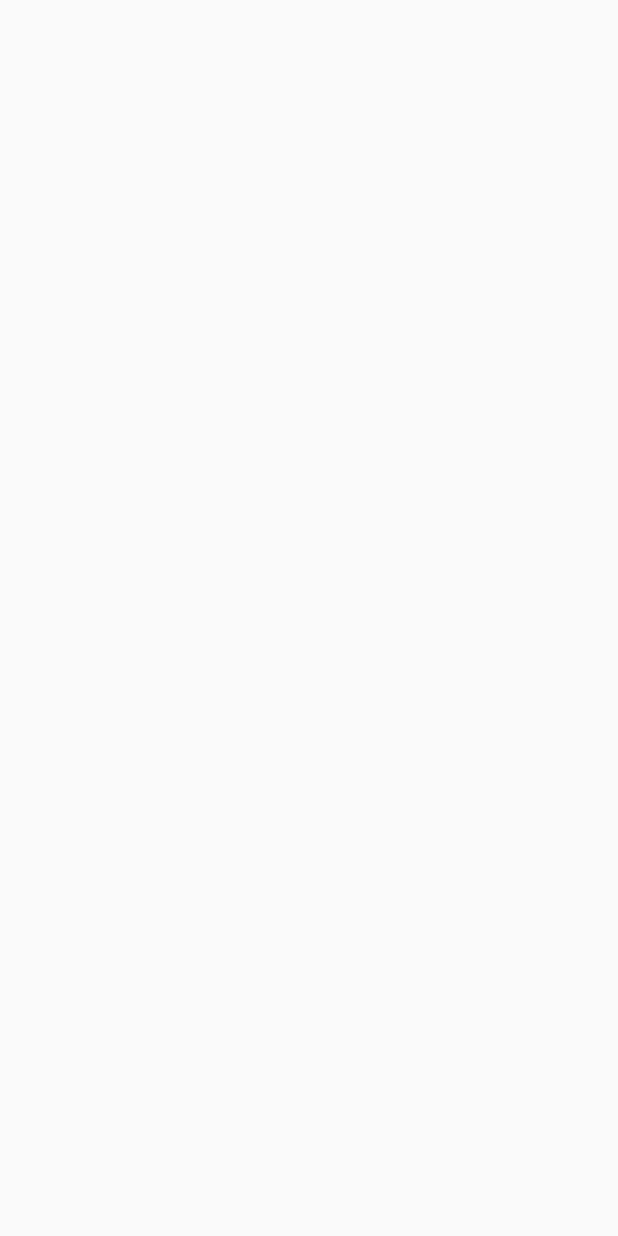
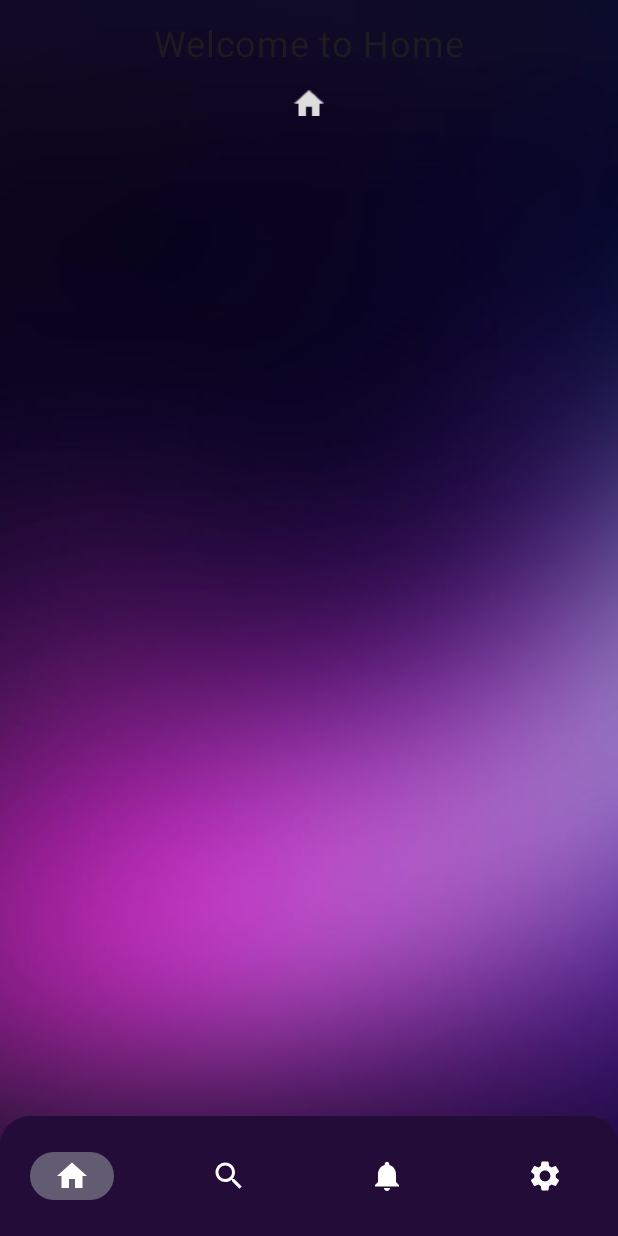
Before and after one commit to nada263204/WeatherApp, an Android app built with Jetpack Compose: the screen it shows after launch (MainActivity), on a phone screen of 412 x 824 dp. Before the commit the screen is empty. Run offline under Robolectric (Android 15) with nearby library versions, the phone set to English and light mode, and no system bars.

Commit message:
finish project theme

```diff
--- a/app/src/main/java/com/example/weatherapp/MainActivity.kt
+++ b/app/src/main/java/com/example/weatherapp/MainActivity.kt
@@ -3,22 +3,16 @@ package com.example.weatherapp
 import android.os.Bundle
 import androidx.activity.ComponentActivity
 import androidx.activity.compose.setContent
-import androidx.activity.enableEdgeToEdge
-import androidx.compose.foundation.layout.fillMaxSize
-import androidx.compose.foundation.layout.padding
-import androidx.compose.material3.Scaffold
-import androidx.compose.material3.Text
-import androidx.compose.runtime.Composable
-import androidx.compose.ui.Modifier
-import androidx.compose.ui.tooling.preview.Preview
+import com.example.weatherapp.navigations.MainScreen
 import com.example.weatherapp.ui.theme.WeatherAppTheme
 
 class MainActivity : ComponentActivity() {
     override fun onCreate(savedInstanceState: Bundle?) {
         super.onCreate(savedInstanceState)
-        enableEdgeToEdge()
         setContent {
-
+            WeatherAppTheme {
+                MainScreen()
+            }
         }
     }
 }
--- /dev/null
+++ b/app/src/main/java/com/example/weatherapp/home/HomeScreen.kt
@@ -0,0 +1,28 @@
+package com.example.weatherapp.home
+
+import androidx.compose.foundation.Image
+import androidx.compose.foundation.layout.Column
+import androidx.compose.foundation.layout.Spacer
+import androidx.compose.foundation.layout.fillMaxSize
+import androidx.compose.foundation.layout.height
+import androidx.compose.foundation.layout.padding
+import androidx.compose.material3.Text
+import androidx.compose.runtime.Composable
+import androidx.compose.ui.Alignment
+import androidx.compose.ui.Modifier
+import androidx.compose.ui.res.painterResource
+import androidx.compose.ui.unit.dp
+import androidx.compose.ui.unit.sp
+import com.example.weatherapp.R
+
+@Composable
+fun HomeScreen() {
+    Column(
+        modifier = Modifier.fillMaxSize().padding(16.dp),
+        horizontalAlignment = Alignment.CenterHorizontally
+    ) {
+        Text("Welcome to Home", fontSize = 24.sp)
+        Spacer(modifier = Modifier.height(16.dp))
+        Image(painter = painterResource(id = R.drawable.home_ic), contentDescription = "Home Image")
+    }
+}
--- /dev/null
+++ b/app/src/main/java/com/example/weatherapp/navigations/Navigations.kt
@@ -0,0 +1,109 @@
+package com.example.weatherapp.navigations
+
+import androidx.compose.foundation.Image
+import androidx.compose.foundation.layout.*
+import androidx.compose.foundation.shape.RoundedCornerShape
+import androidx.compose.material.icons.Icons
+import androidx.compose.material.icons.filled.Home
+import androidx.compose.material.icons.filled.Notifications
+import androidx.compose.material.icons.filled.Search
+import androidx.compose.material.icons.filled.Settings
+import androidx.compose.material3.*
+import androidx.compose.runtime.*
+import androidx.compose.ui.Modifier
+import androidx.compose.ui.graphics.Color
+import androidx.compose.ui.graphics.vector.ImageVector
+import androidx.compose.ui.layout.ContentScale
+import androidx.compose.ui.res.painterResource
+import androidx.compose.ui.unit.dp
+import androidx.navigation.NavHostController
+import androidx.navigation.compose.*
+import com.example.weatherapp.R
+import com.example.weatherapp.home.HomeScreen
+import com.example.weatherapp.notifications.NotificationScreen
+import com.example.weatherapp.search.SearchScreen
+import com.example.weatherapp.setting.SettingsScreen
+import com.example.weatherapp.ui.theme.purpleDark
+
+@Composable
+fun MainScreen() {
+    val navController = rememberNavController()
+
+    Scaffold(
+        bottomBar = { BottomNavigationBar(navController) }
+    ) { innerPadding ->
+        Box(modifier = Modifier.fillMaxSize()) {
+            Image(
+                painter = painterResource(id = R.drawable.background),
+                contentDescription = null,
+                modifier = Modifier.fillMaxSize(),
+                contentScale = ContentScale.Crop
+            )
+            NavHostContainer(navController, Modifier.padding(innerPadding))
+        }
+    }
+}
+
+@Composable
+fun BottomNavigationBar(navController: NavHostController) {
+    val items = listOf(
+        BottomNavItem("home", "Home", Icons.Filled.Home),
+        BottomNavItem("search", "Search", Icons.Filled.Search),
+        BottomNavItem("notification", "Notification", Icons.Filled.Notifications),
+        BottomNavItem("settings", "Settings", Icons.Filled.Settings),
+    )
+
+    val currentBackStackEntry by navController.currentBackStackEntryAsState()
+    val currentRoute = currentBackStackEntry?.destination?.route ?: "home"
+
+    Surface(
+        color = purpleDark,
+        shape = RoundedCornerShape(topStart = 20.dp, topEnd = 20.dp)
+    ) {
+        NavigationBar(
+            containerColor = Color.Transparent,
+            contentColor = Color.White
+        ) {
+            items.forEach { item ->
+                NavigationBarItem(
+                    icon = {
+                        Icon(
+                            item.icon,
+                            contentDescription = item.label
+                        )
+                    },
+                    selected = currentRoute == item.route,
+                    onClick = {
+                        if (currentRoute != item.route) {
+                            navController.navigate(item.route) {
+                                popUpTo(navController.graph.startDestinationId) { saveState = true }
+                                launchSingleTop = true
+                                restoreState = true
+                            }
+                        }
+                    },
+                    colors = NavigationBarItemDefaults.colors(
+                        selectedIconColor = MaterialTheme.colorScheme.onPrimary,
+                        unselectedIconColor = Color.White,
+                        indicatorColor = MaterialTheme.colorScheme.secondary
+                    )
+                )
+            }
+        }
+    }
+}
+
+
+
+
+@Composable
+fun NavHostContainer(navController: NavHostController, modifier: Modifier) {
+    NavHost(navController, startDestination = "home", modifier = modifier) {
+        composable("home") { HomeScreen() }
+        composable("search") { SearchScreen() }
+        composable("notification") { NotificationScreen() }
+        composable("settings") { SettingsScreen() }
+    }
+}
+
+data class BottomNavItem(val route: String, val label: String, val icon: ImageVector)
--- a/app/src/main/java/com/example/weatherapp/ui/theme/Color.kt
+++ b/app/src/main/java/com/example/weatherapp/ui/theme/Color.kt
@@ -1,11 +1,17 @@
 package com.example.weatherapp.ui.theme
 
+
 import androidx.compose.ui.graphics.Color
+
+val Purple40 = Color(0xFF6750A4)
+val purpleDark = Color(0xFF230c38)
+val PurpleGrey40 = Color(0xFF625B71)
+val Pink40 = Color(0xFF7D5260)
 
 val Purple80 = Color(0xFFD0BCFF)
 val PurpleGrey80 = Color(0xFFCCC2DC)
 val Pink80 = Color(0xFFEFB8C8)
 
-val Purple40 = Color(0xFF6650a4)
-val PurpleGrey40 = Color(0xFF625b71)
-val Pink40 = Color(0xFF7D5260)
+val BluePrimary = Color(0xFF1E88E5)
+val DarkBlue = Color(0xFF1565C0)
+val LightBlue = Color(0xFFBBDEFB)
--- a/build.gradle.kts
+++ b/build.gradle.kts
@@ -3,4 +3,5 @@ plugins {
     alias(libs.plugins.android.application) apply false
     alias(libs.plugins.kotlin.android) apply false
     alias(libs.plugins.kotlin.compose) apply false
+    id("com.google.devtools.ksp") version "2.0.21-1.0.27" apply false
 }
```
Also changed, not shown: app/build.gradle.kts (+24 -0 lines), app/src/main/java/com/example/weatherapp/notifications/NotificationScreen.kt (added, +26 -0 lines), app/src/main/java/com/example/weatherapp/search/SearchScreen.kt (added, +40 -0 lines), app/src/main/java/com/example/weatherapp/setting/SettingScreen.kt (added, +29 -0 lines), app/src/main/java/com/example/weatherapp/ui/theme/Theme.kt (+3 -31 lines), app/src/main/res/drawable/background.jpg (added), app/src/main/res/drawable/home_ic.png (added).
